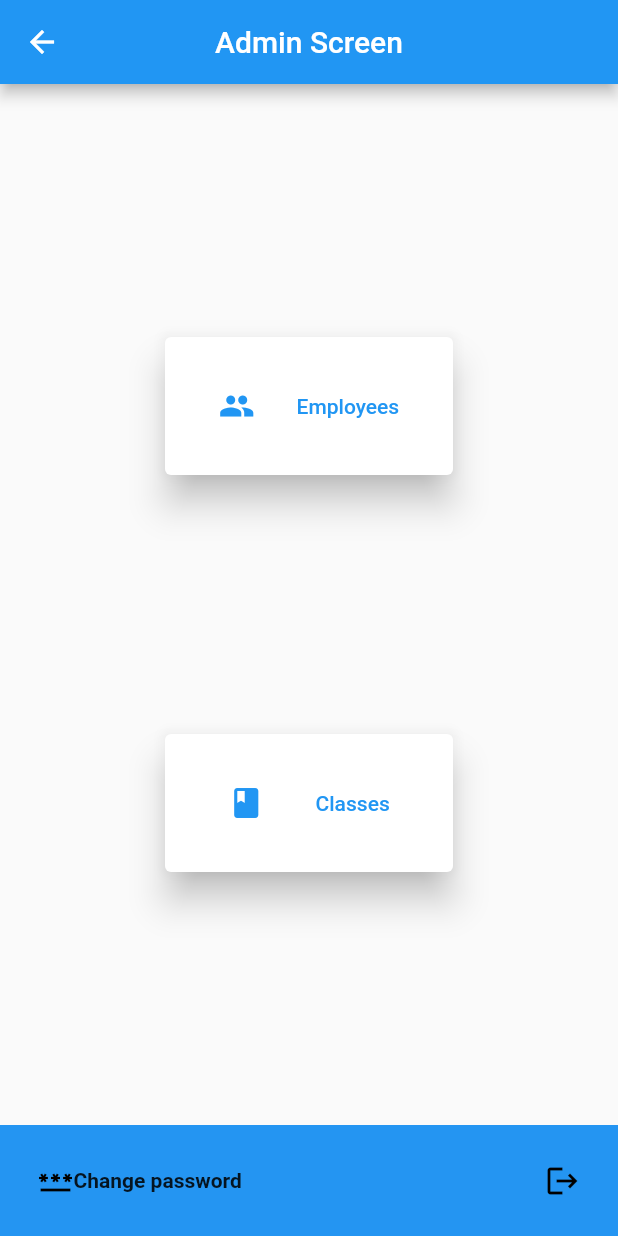
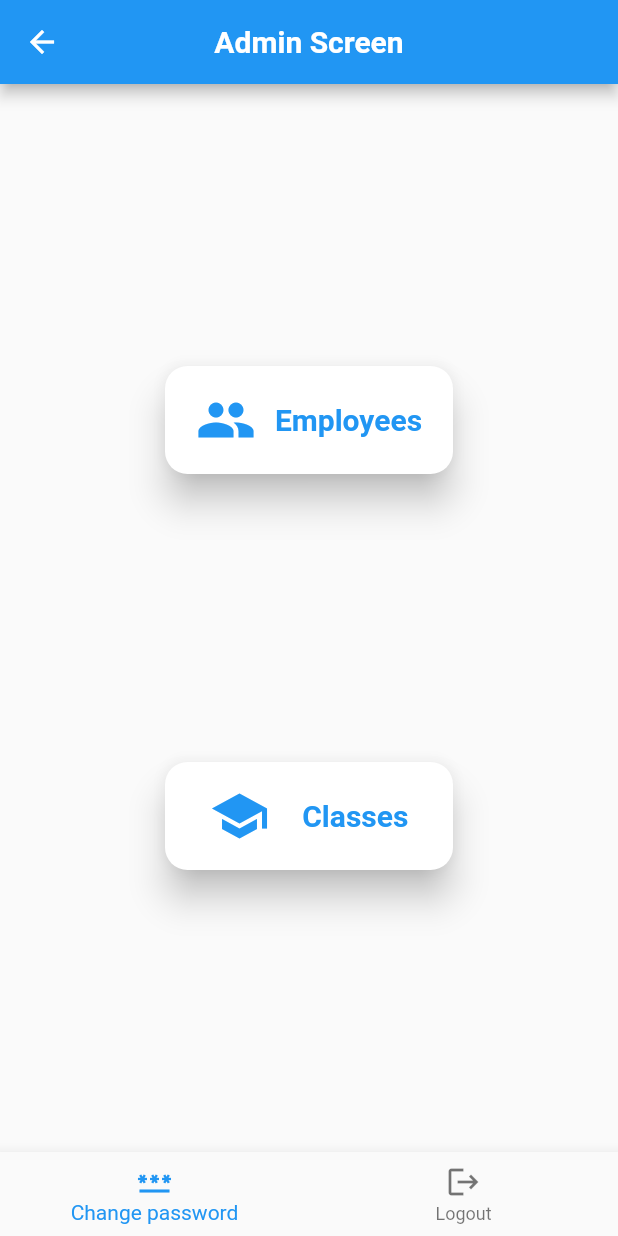
Before and after one commit to srinathv2/Attendance, a Flutter app: the AdminScreen screen opened by its route, on a phone screen of 412 x 824 dp. Run offline on Flutter 3.47's test engine with Material 2 defaults, Android fonts, the phone set to English and light mode, and no system bars; drawn by our look-alikes of google_nav_bar; our stand-ins replace auto_size_text, cloud_firestore, email_validator, firebase_auth, firebase_core, flutter_login and 5 more; missing offline and left inert: excel, flutter_barcode_scanner, simple_speed_dial; accounts and stored records are empty.

```diff
--- a/lib/screens/adminScreen.dart
+++ b/lib/screens/adminScreen.dart
@@ -12,6 +12,8 @@ class AdminScreen extends StatefulWidget {
 }
 
 class _AdminScreenState extends State<AdminScreen> {
+  bool hide = false;
+  int currentIndex = 0;
   FirebaseAuth _auth = FirebaseAuth.instance;
   late SharedPreferences _prefs;
   void signOut() async {
@@ -61,20 +63,24 @@ class _AdminScreenState extends State<AdminScreen> {
   Widget build(BuildContext context) {
     return Scaffold(
       appBar: AppBar(
-        title: Text('Admin Screen'),
+        title: Text(
+          'Admin Screen',
+          style: TextStyle(fontWeight: FontWeight.bold, fontSize: 20),
+        ),
         centerTitle: true,
       ),
-      bottomNavigationBar: GNav(
-        backgroundColor: Color.fromARGB(255, 36, 149, 242),
-        color: Colors.black,
-        tabs: [
-          GButton(
-            icon: Icons.password,
-            text: 'Change password',
-            onPressed: () {
+      bottomNavigationBar: BottomNavigationBar(
+        type: BottomNavigationBarType.fixed,
+        currentIndex: currentIndex,
+        onTap: ((value) {
+          setState(() {
+            currentIndex = value;
+          });
+          if (value == 0) {
             showDialog(
                 context: context,
                 builder: ((context) {
+                  bool val = false;
                   final formKey = GlobalKey<FormState>();
                   var oldPasswordController = TextEditingController();
                   var newPasswordController = TextEditingController();
@@ -87,8 +93,7 @@ class _AdminScreenState extends State<AdminScreen> {
                       padding: const EdgeInsets.all(8.0),
                       child: Form(
                           key: formKey,
-                            autovalidateMode:
-                                AutovalidateMode.onUserInteraction,
+                          autovalidateMode: AutovalidateMode.onUserInteraction,
                           child: Column(
                             children: [
                               TextFormField(
@@ -127,6 +132,16 @@ class _AdminScreenState extends State<AdminScreen> {
                           )),
                     ),
                     actions: [
+                      // TextButton.icon(
+                      //     onPressed: () {
+                      //       setState(() {
+                      //         hide = !hide;
+                      //       });
+                      //     },
+                      //     icon: hide
+                      //         ? Icon(Icons.visibility_off)
+                      //         : Icon(Icons.visibility_rounded),
+                      //     label: hide ? Text('hide') : Text('show')),
                       TextButton(
                           onPressed: () async {
                             if (formKey.currentState!.validate()) {
@@ -161,53 +176,125 @@ class _AdminScreenState extends State<AdminScreen> {
                     ],
                   );
                 }));
-            },
-          ),
-          GButton(
-              icon: Icons.logout,
-              text: 'logout',
-              onPressed: () {
+          } else if (value == 1) {
             signOut();
             if (mounted) {
-                  Navigator.pushReplacement(
+              // Navigator.of(context).popUntil(ModalRoute.withName('/'));
+              Navigator.pushAndRemoveUntil(
                   context,
                   MaterialPageRoute(builder: (context) => LoginScreen()),
-                  );
+                  ((route) => false));
+            }
           }
         }),
+        items: [
+          BottomNavigationBarItem(
+            icon: Icon(
+              Icons.password,
+            ),
+            label: 'Change password',
+          ),
+          BottomNavigationBarItem(
+            icon: Icon(
+              Icons.logout,
+            ),
+            label: 'Logout',
+          ),
         ],
       ),
+
+      // BottomAppBar(
+      //   child: Row(
+      //     children: [
+      //       TextButton.icon(
+      //           onPressed: () {
+
+      //           },
+      //           icon: Icon(Icons.password),
+      //           label: Text('Change password')),
+      //       TextButton.icon(
+      //           onPressed: () {
+
+      //           },
+      //           icon: Icon(Icons.logout),
+      //           label: Text('logout'))
+      //     ],
+      //   ),
+      // ),
+      // GNav(
+      //   backgroundColor: Color.fromARGB(255, 36, 149, 242),
+      //   color: Colors.black,
+      //   tabs: [
+      //     GButton(
+      //       icon: Icons.password,
+      //       text: 'Change password',
+      //       onPressed: () {
+
+      //       },
+      //     ),
+      //     GButton(
+      //         active: true,
+      //         icon: Icons.logout,
+      //         text: 'logout',
+      //         onPressed: () {
+
+      //         }),
+      //   ],
+      // ),
       body: Center(
         child: Column(
           mainAxisAlignment: MainAxisAlignment.spaceEvenly,
           children: [
             SizedBox(
               width: 200,
-              height: 100,
+              height: 80,
               child: Card(
+                shape: RoundedRectangleBorder(
+                  borderRadius: BorderRadius.circular(15.0),
+                ),
                 elevation: 10,
                 child: TextButton(
                     onPressed: () {
-                      Navigator.pushNamed(context, 'employees');
+                      Navigator.pushNamed(context, '/employees');
                     },
                     child: Row(
                       mainAxisAlignment: MainAxisAlignment.spaceEvenly,
-                      children: [Icon(Icons.people), Text('Employees')],
+                      children: [
+                        Icon(
+                          Icons.people,
+                          size: 40,
+                        ),
+                        Text(
+                          'Employees',
+                          style: TextStyle(
+                              fontWeight: FontWeight.bold, fontSize: 20),
+                        )
+                      ],
                     )),
               ),
             ),
             SizedBox(
-              height: 100,
+              height: 80,
               width: 200,
               child: Card(
+                shape: RoundedRectangleBorder(
+                  borderRadius: BorderRadius.circular(15.0),
+                ),
                 elevation: 10,
                 child: TextButton(
                     onPressed: () {
-                      Navigator.pushNamed(context, 'classes');
+                      Navigator.pushNamed(context, '/classes');
                     },
                     child: Row(
                       mainAxisAlignment: MainAxisAlignment.spaceEvenly,
-                      children: [Icon(Icons.book), Text('Classes')],
+                      children: [
+                        Icon(Icons.school, size: 40),
+                        Text(
+                          'Classes',
+                          style: TextStyle(
+                              fontWeight: FontWeight.bold, fontSize: 20),
+                        )
+                      ],
                     )),
               ),
             )
```
Also changed, not shown: lib/main.dart (+6 -5 lines), lib/models/employeeEntry.dart (+31 -22 lines), lib/models/newClassEntry.dart (+6 -6 lines), lib/screens/ViewAttendence.dart (+38 -14 lines), lib/screens/classPage.dart (+6 -5 lines), lib/screens/employees.dart (+52 -30 lines), lib/screens/home.dart (+150 -124 lines), lib/screens/loginPage.dart (+17 -9 lines). Lines whose indentation alone changed are shown as unchanged.
